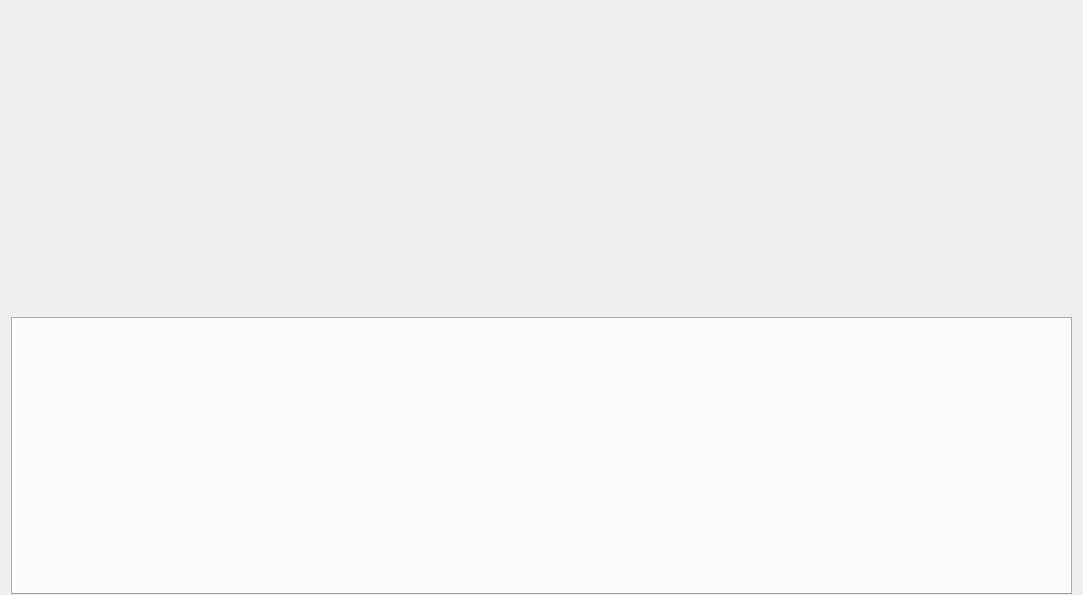
Qt form IP-DebugTool/setting/set_mainwid.ui (ChinaClever/PDU-MonitorDebug) before a commit.
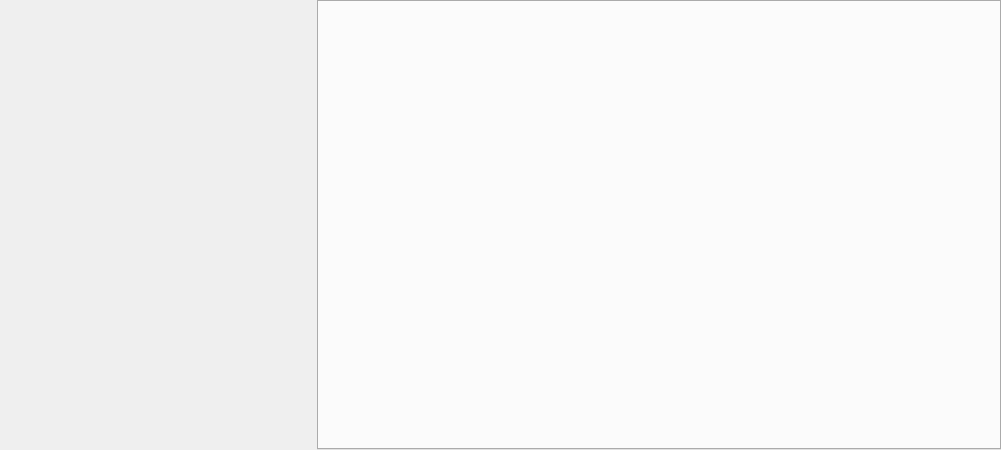
The same form after that commit.

The edit to the form file:
```diff
--- a/IP-DebugTool/setting/set_mainwid.ui
+++ b/IP-DebugTool/setting/set_mainwid.ui
@@ -6,14 +6,20 @@
    <rect>
     <x>0</x>
     <y>0</y>
-    <width>1083</width>
-    <height>595</height>
+    <width>1001</width>
+    <height>450</height>
    </rect>
   </property>
   <property name="windowTitle">
    <string>Form</string>
   </property>
   <layout class="QGridLayout" name="gridLayout">
+   <property name="topMargin">
+    <number>0</number>
+   </property>
+   <property name="rightMargin">
+    <number>0</number>
+   </property>
    <property name="bottomMargin">
     <number>0</number>
    </property>
@@ -21,19 +27,13 @@
     <widget class="QWidget" name="workWid" native="true">
      <property name="minimumSize">
       <size>
-       <width>0</width>
-       <height>300</height>
-      </size>
-     </property>
-     <property name="maximumSize">
-      <size>
-       <width>16777215</width>
-       <height>300</height>
+       <width>300</width>
+       <height>0</height>
       </size>
      </property>
     </widget>
    </item>
-   <item row="1" column="0">
+   <item row="0" column="1">
     <widget class="QTabWidget" name="tabWidget">
      <property name="minimumSize">
       <size>
```
